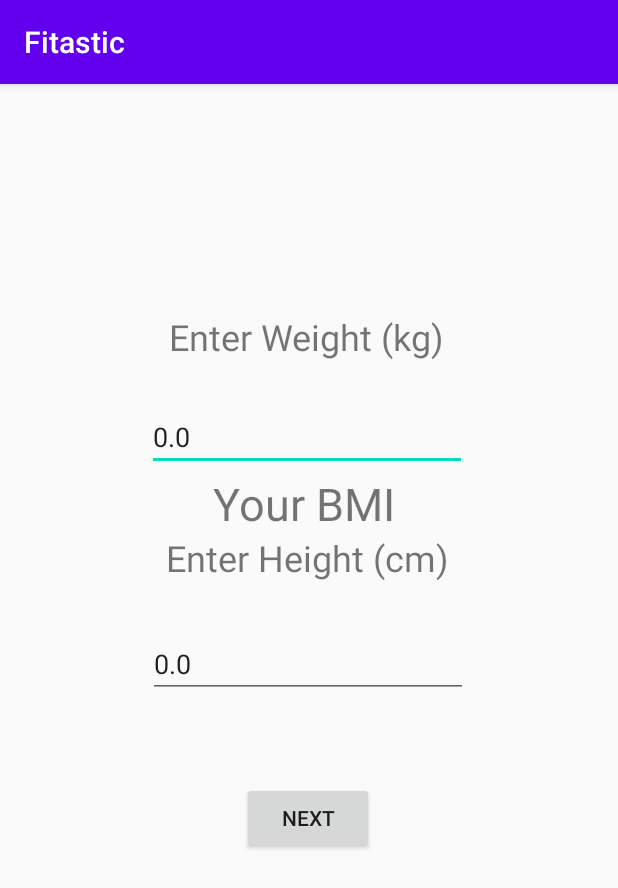
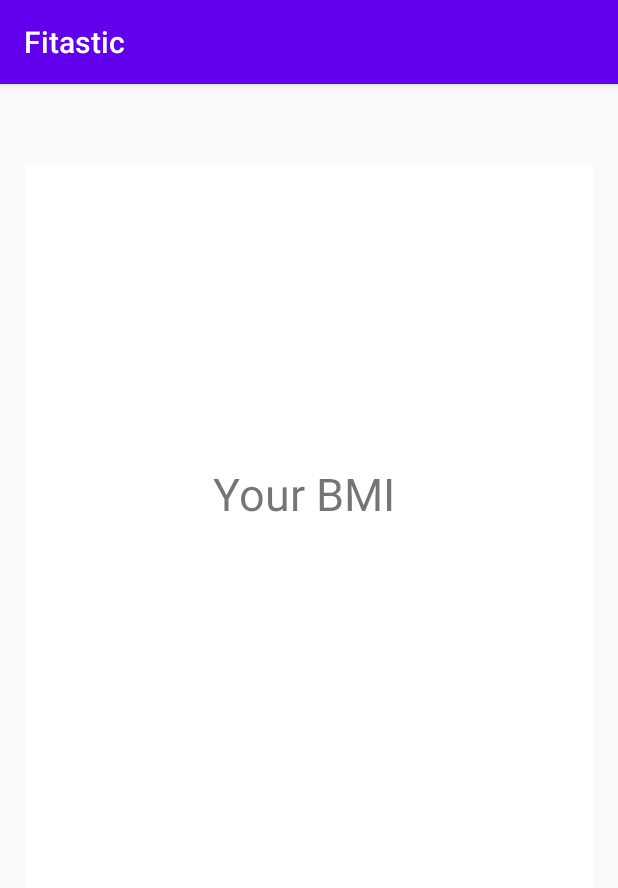
Before and after one commit to nicks1m/fitastic, an Android app: the BMIActivity screen opened directly, with no data from a screen before it, after a tap on "NEXT", on a phone screen of 412 x 824 dp. Shown: the top 888 px of the screen. Run offline under Robolectric (Android 15) with nearby library versions, the light colour scheme and no system bars.

Commit message:
BMI Calculator Activity and Fragment Page (WIP)

```diff
--- a/app/src/main/res/layout/activity_b_m_i.xml
+++ b/app/src/main/res/layout/activity_b_m_i.xml
@@ -59,6 +59,7 @@
         android:layout_height="wrap_content"
         android:layout_marginTop="56dp"
         android:text="Next"
+        android:stateListAnimator="@null"
         app:layout_constraintEnd_toEndOf="@+id/userHeight"
         app:layout_constraintStart_toStartOf="@+id/userHeight"
         app:layout_constraintTop_toBottomOf="@+id/userHeight" />
--- a/app/src/main/res/layout/fragment_b_m_i.xml
+++ b/app/src/main/res/layout/fragment_b_m_i.xml
@@ -4,19 +4,21 @@
     xmlns:tools="http://schemas.android.com/tools"
     android:layout_width="match_parent"
     android:layout_height="match_parent"
+    android:background="@android:color/background_light"
+    android:clickable="true"
     tools:context=".BMIFrag">
+
 
     <TextView
         android:id="@+id/textView10"
         android:layout_width="wrap_content"
         android:layout_height="wrap_content"
-        android:layout_marginTop="227dp"
-        android:layout_marginBottom="485dp"
         android:text="Your BMI "
         android:textSize="30sp"
         app:layout_constraintBottom_toBottomOf="parent"
         app:layout_constraintEnd_toEndOf="parent"
         app:layout_constraintStart_toStartOf="parent"
         app:layout_constraintTop_toTopOf="parent"
-        app:layout_constraintVertical_bias="0.571" />
+        app:layout_constraintVertical_bias="0.295" />
+
 </androidx.constraintlayout.widget.ConstraintLayout>
```
